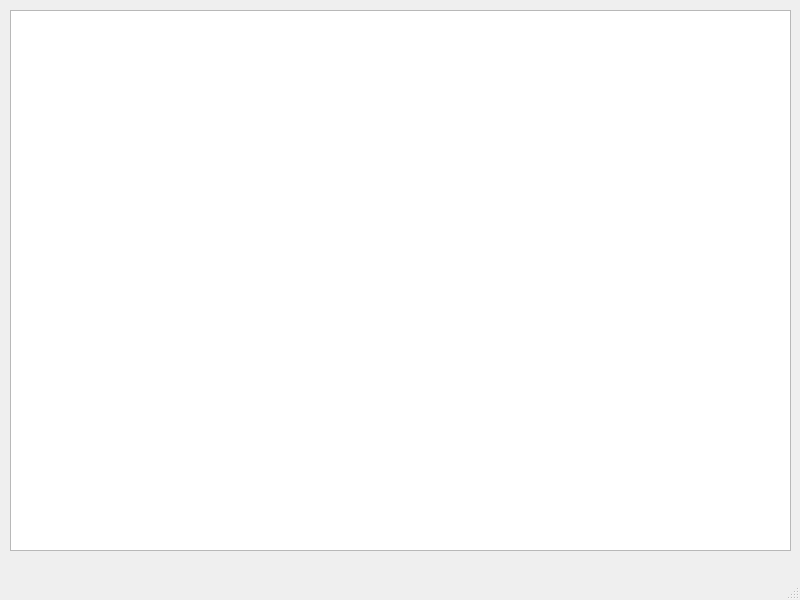
Old version of the form mainwindow.ui in the repository pivleonid/gaph.
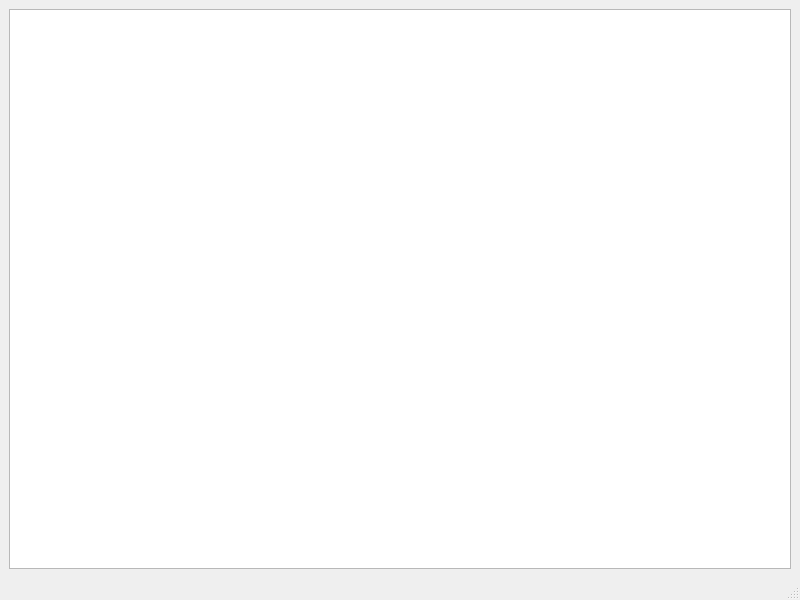
New version of the form.

The edit to the form file:
```diff
--- a/mainwindow.ui
+++ b/mainwindow.ui
@@ -14,16 +14,11 @@
    <string>MainWindow</string>
   </property>
   <widget class="QWidget" name="centralwidget">
-   <widget class="QGraphicsView" name="graphicsView">
-    <property name="geometry">
-     <rect>
-      <x>10</x>
-      <y>10</y>
-      <width>781</width>
-      <height>541</height>
-     </rect>
-    </property>
-   </widget>
+   <layout class="QGridLayout" name="gridLayout">
+    <item row="0" column="0">
+     <widget class="QGraphicsView" name="graphicsView"/>
+    </item>
+   </layout>
   </widget>
   <widget class="QMenuBar" name="menubar">
    <property name="geometry">
```
Left out of the diff: 2 changed lines with no effect on the pictures.
